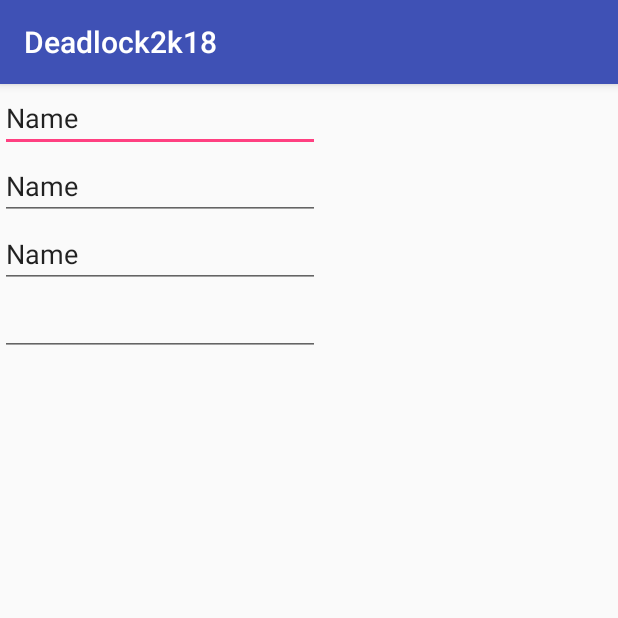
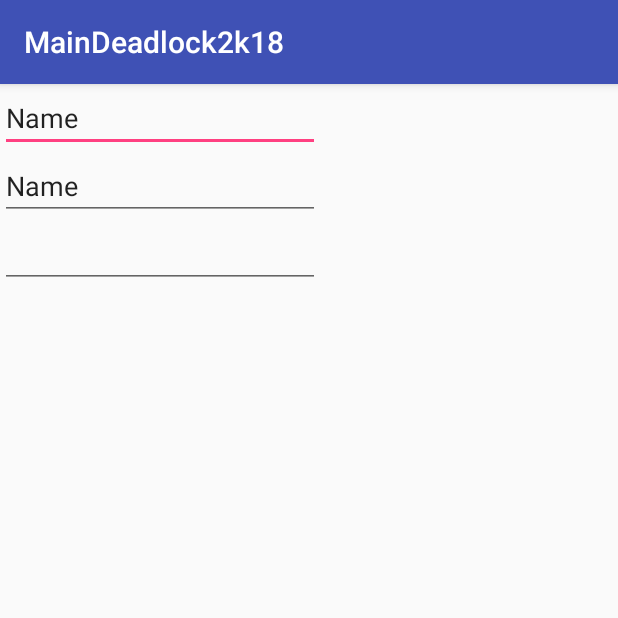
Before and after one commit to iamjosephvarghese/Deadlock2k18AndroidApp, an Android app: the Collect screen opened directly, with no data from a screen before it, on a phone screen of 412 x 824 dp, the top half of it. Run offline under Robolectric (Android 15) with nearby library versions, the phone set to English and light mode, and no system bars.

Commit message:
intermediate commit

```diff
--- a/app/src/main/java/rm/iamjosephvarghese/deadlock2k18/Splash.java
+++ b/app/src/main/java/rm/iamjosephvarghese/deadlock2k18/Splash.java
@@ -155,6 +155,8 @@ public class Splash extends AppCompatActivity implements
 
 
                     Log.d("UID 2222",user.getUid());
+
+
 
                         Intent loginIntent = new Intent(Splash.this,Firestore.class);
                         startActivity(loginIntent);
--- a/app/src/main/res/layout/activity_collect.xml
+++ b/app/src/main/res/layout/activity_collect.xml
@@ -7,16 +7,6 @@
     android:layout_height="match_parent"
     tools:context="rm.iamjosephvarghese.deadlock2k18.Collect">
 
-
-    <EditText
-        android:id="@+id/displayName"
-        android:layout_width="wrap_content"
-        android:layout_height="wrap_content"
-        android:ems="10"
-        android:inputType="textPersonName"
-        android:text="Name"
-        tools:layout_editor_absoluteX="55dp"
-        tools:layout_editor_absoluteY="16dp" />
 
     <EditText
         android:id="@+id/college"
--- a/app/src/main/res/values/strings.xml
+++ b/app/src/main/res/values/strings.xml
@@ -1,3 +1,3 @@
 <resources>
-    <string name="app_name">Deadlock2k18</string>
+    <string name="app_name">MainDeadlock2k18</string>
 </resources>
```
